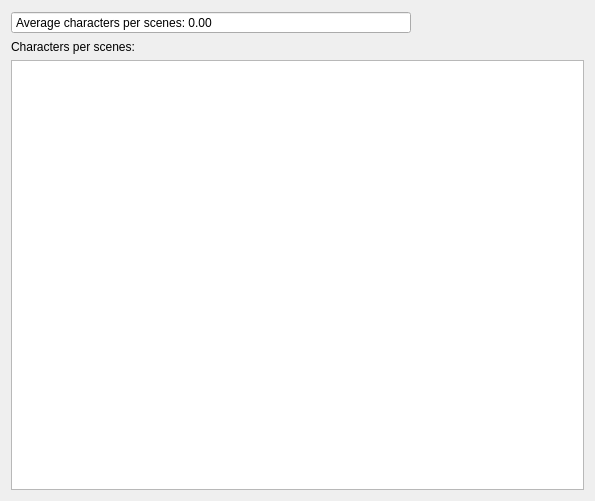
zkovari/plotlyst, file ui/scene_dstribution_widget.ui: the form before one commit.
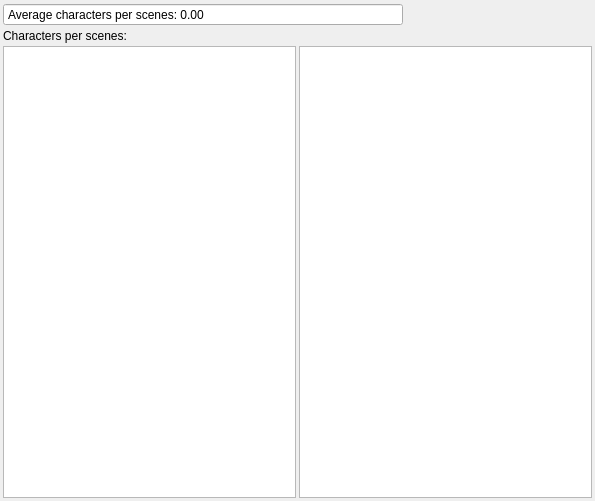
The form after the commit.

Commit message: Sticky character column in characters scenes distribution

```diff
--- a/ui/scene_dstribution_widget.ui
+++ b/ui/scene_dstribution_widget.ui
@@ -20,6 +20,21 @@
    <string>Form</string>
   </property>
   <layout class="QVBoxLayout" name="verticalLayout">
+   <property name="spacing">
+    <number>3</number>
+   </property>
+   <property name="leftMargin">
+    <number>3</number>
+   </property>
+   <property name="topMargin">
+    <number>3</number>
+   </property>
+   <property name="rightMargin">
+    <number>3</number>
+   </property>
+   <property name="bottomMargin">
+    <number>3</number>
+   </property>
    <item>
     <widget class="QDoubleSpinBox" name="spinAverage">
      <property name="maximumSize">
@@ -59,6 +74,33 @@
     </widget>
    </item>
    <item>
+    <layout class="QHBoxLayout" name="horizontalLayout">
+     <property name="spacing">
+      <number>3</number>
+     </property>
+     <item>
+      <widget class="QTableView" name="tblCharacters">
+       <property name="iconSize">
+        <size>
+         <width>32</width>
+         <height>32</height>
+        </size>
+       </property>
+       <attribute name="horizontalHeaderVisible">
+        <bool>false</bool>
+       </attribute>
+       <attribute name="horizontalHeaderMinimumSectionSize">
+        <number>24</number>
+       </attribute>
+       <attribute name="horizontalHeaderDefaultSectionSize">
+        <number>24</number>
+       </attribute>
+       <attribute name="verticalHeaderVisible">
+        <bool>false</bool>
+       </attribute>
+      </widget>
+     </item>
+     <item>
     <widget class="QTableView" name="tblSceneDistribution">
      <property name="iconSize">
       <size>
@@ -82,6 +124,8 @@
       <number>30</number>
      </attribute>
     </widget>
+     </item>
+    </layout>
    </item>
   </layout>
  </widget>
```
Lines whose indentation alone changed are shown as unchanged. The commit also changes 1 other file.
